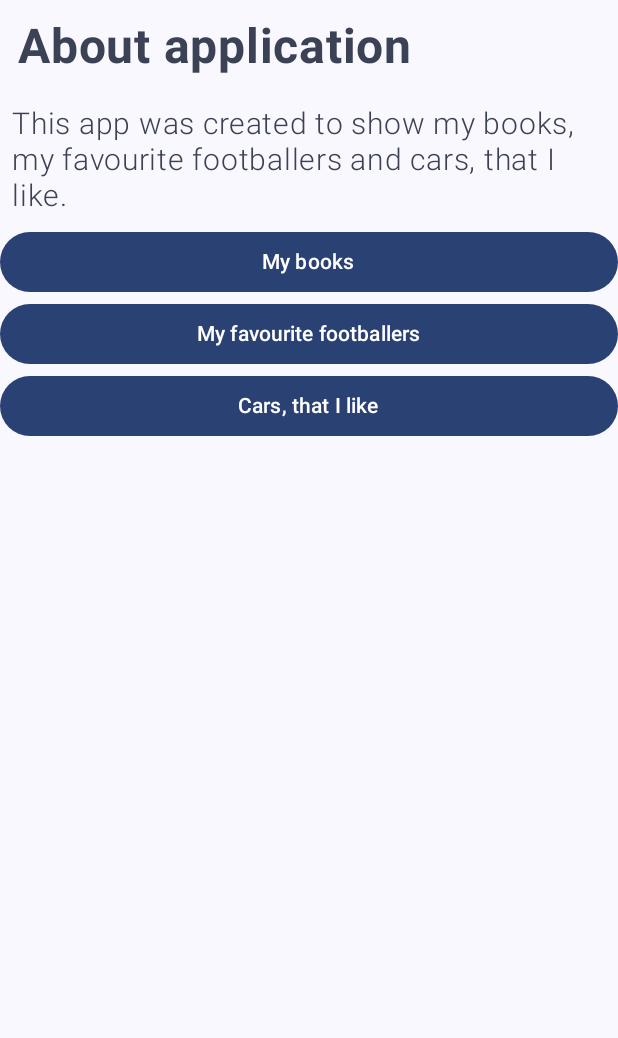
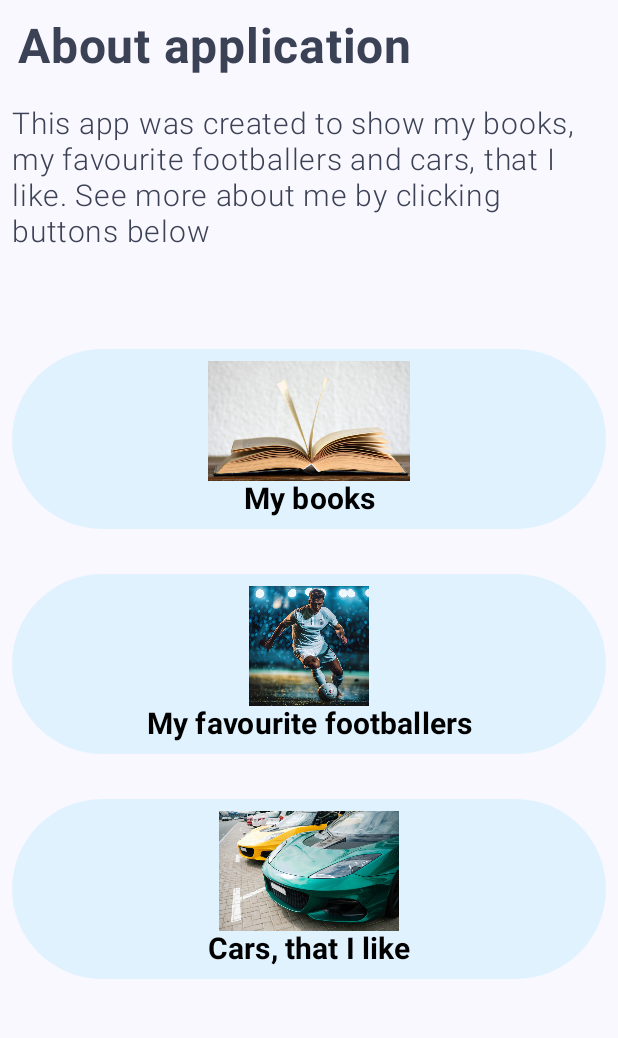
Before and after one commit to Mateusz123210/Me-in-hub, an Android app built with Jetpack Compose: the screen it shows after launch (MainActivity), on a phone screen of 412 x 824 dp, the part 96-1134 px from its top. Run offline under Robolectric (Android 15) with nearby library versions, the light colour scheme and no system bars.

Commit message:
Main screen done

```diff
--- a/app/src/main/java/com/example/meinhub/MainActivity.kt
+++ b/app/src/main/java/com/example/meinhub/MainActivity.kt
@@ -11,12 +11,13 @@ import androidx.compose.foundation.layout.Row
 import androidx.compose.foundation.layout.fillMaxSize
 import androidx.compose.foundation.layout.fillMaxWidth
 import androidx.compose.foundation.layout.padding
-import androidx.compose.foundation.lazy.LazyColumn
+import androidx.compose.foundation.layout.requiredHeight
+import androidx.compose.foundation.rememberScrollState
+import androidx.compose.foundation.verticalScroll
 import androidx.compose.material.icons.Icons
-import androidx.compose.material.icons.filled.ArrowBack
 import androidx.compose.material.icons.filled.Menu
-import androidx.compose.material.icons.filled.Search
 import androidx.compose.material3.Button
+import androidx.compose.material3.ButtonDefaults
 import androidx.compose.material3.CenterAlignedTopAppBar
 import androidx.compose.material3.ExperimentalMaterial3Api
 import androidx.compose.material3.Icon
@@ -25,7 +26,6 @@ import androidx.compose.material3.MaterialTheme
 import androidx.compose.material3.Scaffold
 import androidx.compose.material3.Surface
 import androidx.compose.material3.Text
-import androidx.compose.material3.TopAppBar
 import androidx.compose.material3.TopAppBarDefaults
 import androidx.compose.material3.rememberTopAppBarState
 import androidx.compose.runtime.Composable
@@ -36,11 +36,11 @@ import androidx.compose.ui.res.painterResource
 import androidx.compose.ui.text.font.FontFamily
 import androidx.compose.ui.text.font.FontWeight
 import androidx.compose.ui.text.style.TextAlign
-import androidx.compose.ui.text.style.TextOverflow
-import androidx.compose.ui.tooling.preview.Preview
 import androidx.compose.ui.unit.dp
 import androidx.compose.ui.unit.sp
+import com.example.meinhub.ui.theme.ButtonColor
 import com.example.meinhub.ui.theme.MeInHubTheme
+
 
 class MainActivity : ComponentActivity() {
     override fun onCreate(savedInstanceState: Bundle?) {
@@ -93,31 +93,88 @@ fun CenterAlignedTopAppBarExample() {
 fun ScrollContent(innerPadding: PaddingValues) {
     Column(modifier = Modifier
         .fillMaxWidth()
-        .padding(innerPadding)) {
+        .padding(innerPadding)
+        .verticalScroll(rememberScrollState())) {
         Row (modifier = Modifier.padding(12.dp)) {
             Text(text = "About application", color = MaterialTheme.colorScheme.secondary, fontSize = 32.sp,
                 fontFamily = FontFamily.SansSerif, fontWeight = FontWeight.Bold)
         }
         Row (modifier = Modifier.padding(8.dp)) {
-            val aboutText = "This app was created to show my books, my favourite footballers and cars, that I like."
+            val aboutText = "This app was created to show my books, my favourite footballers and cars, that I like." +
+                    " See more about me by clicking buttons below"
             Text(text = aboutText, color = MaterialTheme.colorScheme.secondary, fontSize = 20.sp,
                 fontFamily = FontFamily.SansSerif, fontWeight = FontWeight.Light)
         }
-        Row(modifier = Modifier.fillMaxWidth()) {
-            Column (modifier = Modifier.fillMaxWidth()) {
+
+        Row(modifier = Modifier
+            .fillMaxWidth()
+            .padding(8.dp).padding(top=50.dp)) {
+            Column (modifier = Modifier.fillMaxWidth(), verticalArrangement = Arrangement.spacedBy(30.dp)) {
                 Row(modifier = Modifier.fillMaxWidth()) {
-                    Button(modifier = Modifier.fillMaxWidth(), onClick = { /* doSomething() */}) {
-                        Text("My books")
+                    Button(modifier = Modifier.fillMaxWidth(), onClick = { /* doSomething() */},
+                        colors = ButtonDefaults.buttonColors(containerColor = ButtonColor)
+                        ) {
+                        Column {
+                            Row (horizontalArrangement = Arrangement.Center) {
+                                Image(
+                                    modifier = Modifier.fillMaxWidth().requiredHeight(80.dp),
+                                    painter = painterResource(id = R.drawable.book),
+                                    contentDescription = "Book photo"
+                                )
+                            }
+                            Row {
+                                Text(text = "My books",
+                                    modifier = Modifier.fillMaxWidth(),
+                                    textAlign = TextAlign.Center,
+                                    color = Color.Black, fontSize = 20.sp,
+                                    fontFamily = FontFamily.SansSerif, fontWeight = FontWeight.Bold)
+                            }
+                        }
+
                     }
                 }
                 Row(modifier = Modifier.fillMaxWidth()) {
-                    Button(modifier = Modifier.fillMaxWidth(), onClick = { /* doSomething() */}) {
-                        Text("My favourite footballers")
+                    Button(modifier = Modifier.fillMaxWidth(), onClick = { /* doSomething() */},
+                        colors = ButtonDefaults.buttonColors(containerColor = ButtonColor)) {
+                        Column {
+                            Row (horizontalArrangement = Arrangement.Center) {
+                                Image(
+                                    modifier = Modifier.fillMaxWidth().requiredHeight(80.dp),
+                                    painter = painterResource(id = R.drawable.footballer),
+                                    contentDescription = "Footballer photo"
+                                )
+                            }
+                            Row {
+                                Text(text = "My favourite footballers",
+                                    modifier = Modifier.fillMaxWidth(),
+                                    textAlign = TextAlign.Center,
+                                    color = Color.Black, fontSize = 20.sp,
+                                    fontFamily = FontFamily.SansSerif, fontWeight = FontWeight.Bold)
+                            }
+                        }
+
                     }
                 }
                 Row(modifier = Modifier.fillMaxWidth()) {
-                    Button(modifier = Modifier.fillMaxWidth(), onClick = { /* doSomething() */}) {
-                        Text("Cars, that I like")
+                    Button(modifier = Modifier.fillMaxWidth(), onClick = { /* doSomething() */},
+                        colors = ButtonDefaults.buttonColors(containerColor = ButtonColor)) {
+                        Column {
+                            Row (horizontalArrangement = Arrangement.Center) {
+                                Image(
+                                    modifier = Modifier.fillMaxWidth().requiredHeight(80.dp),
+                                    painter = painterResource(id = R.drawable.car),
+                                    contentDescription = "Car photo"
+                                )
+                            }
+                            Row {
+                                Text(text = "Cars, that I like",
+                                    modifier = Modifier.fillMaxWidth(),
+                                    textAlign = TextAlign.Center,
+                                    color = Color.Black, fontSize = 20.sp,
+                                    fontFamily = FontFamily.SansSerif, fontWeight = FontWeight.Bold)
+                            }
+                        }
+
                     }
                 }
             }
--- a/app/src/main/java/com/example/meinhub/ui/theme/Color.kt
+++ b/app/src/main/java/com/example/meinhub/ui/theme/Color.kt
@@ -9,3 +9,4 @@ val Pink80 = Color(0xFFEFB8C8)
 val Purple40 = Color(0xFF6650a4)
 val PurpleGrey40 = Color(0xFF625b71)
 val Pink40 = Color(0xFF7D5260)
+val ButtonColor = Color(0xAED6F1FF)
```
Also changed, not shown: app/src/main/res/drawable/baszczykowski_photo.png (added), app/src/main/res/drawable/book.png (added), app/src/main/res/drawable/car.png (added), app/src/main/res/drawable/footballer.png (added), app/src/main/res/drawable/lewandowski_photo.png (added), app/src/main/res/drawable/physics_book.png (added), 12 other files.
